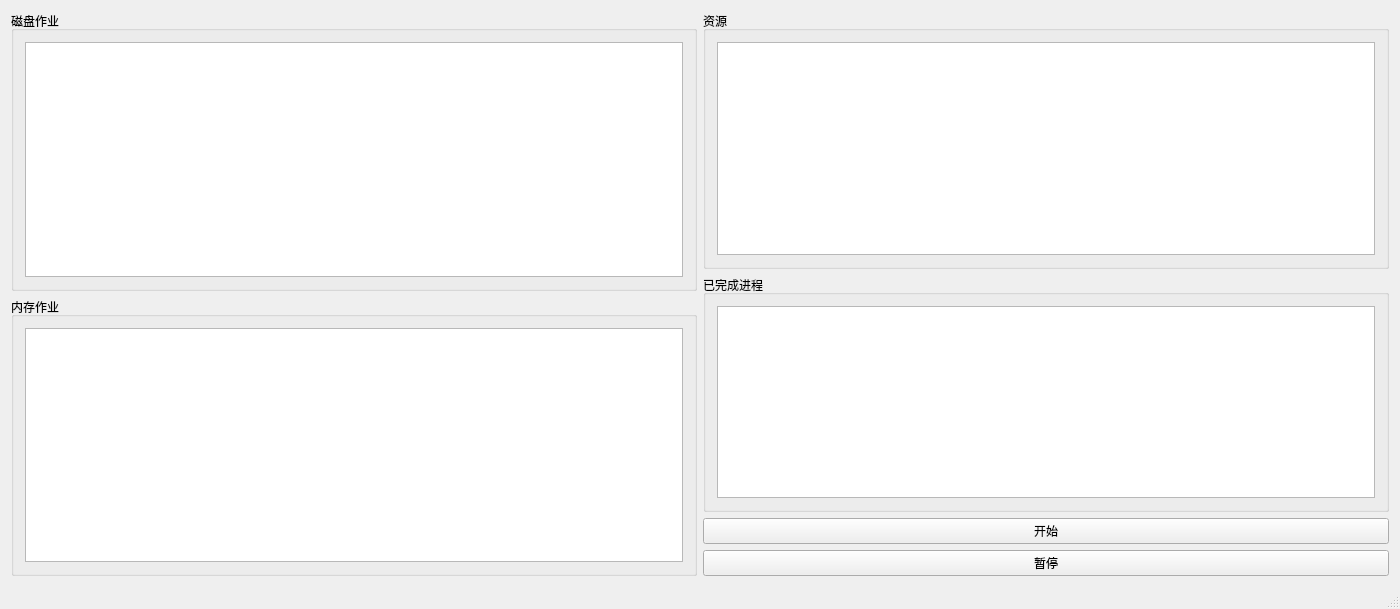
This is mainwindow.ui in cposture/ProcessScheduleSimulation as Qt 5 draws it before an edit. The edited form follows.
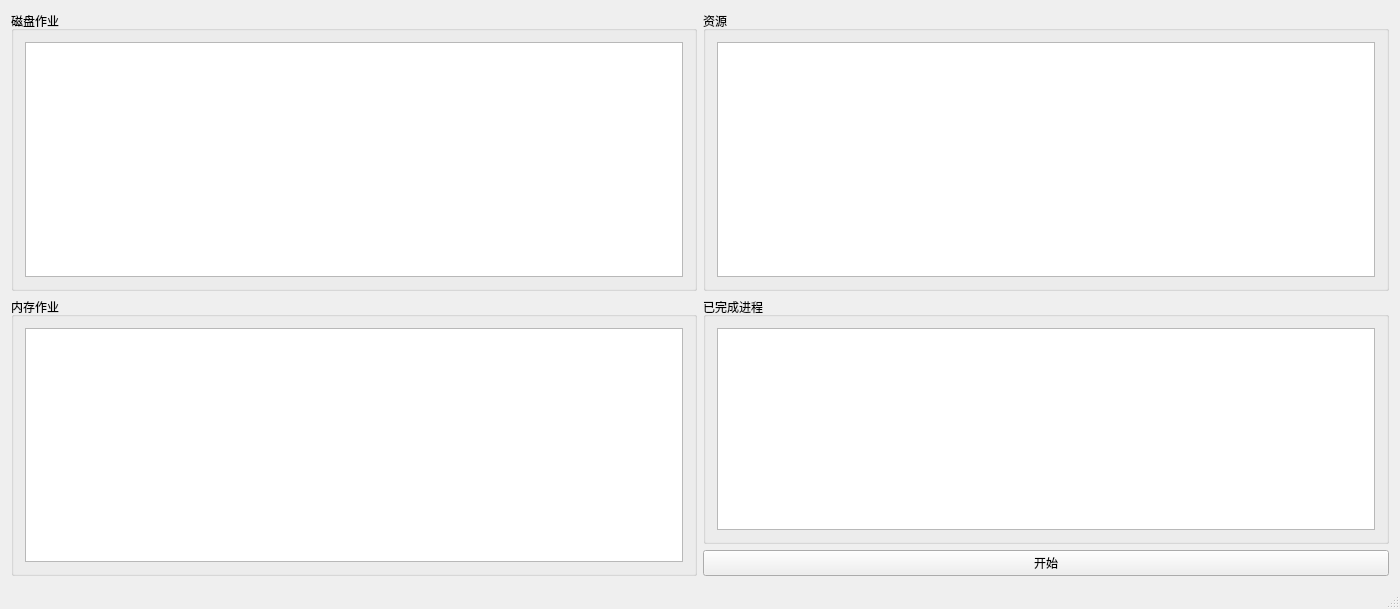
This is the edited form.

```diff
--- a/mainwindow.ui
+++ b/mainwindow.ui
@@ -121,13 +121,6 @@
             </property>
            </widget>
           </item>
-          <item>
-           <widget class="QPushButton" name="pauseButton">
-            <property name="text">
-             <string>暂停</string>
-            </property>
-           </widget>
-          </item>
          </layout>
         </item>
        </layout>
```
Left out of the diff: 11 changed lines with no effect on the pictures.
